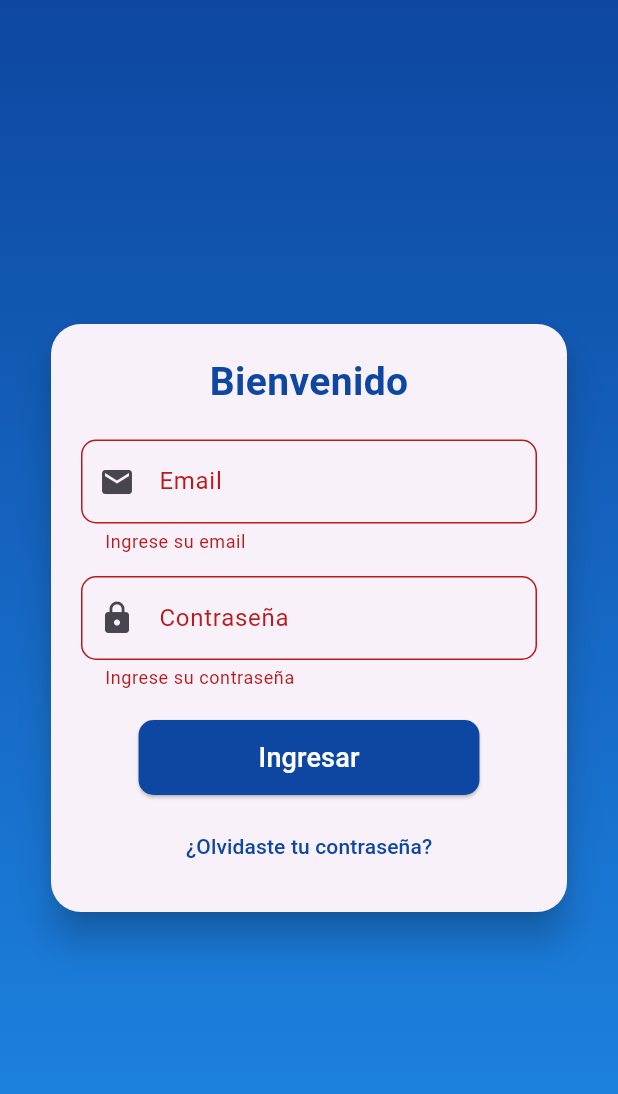
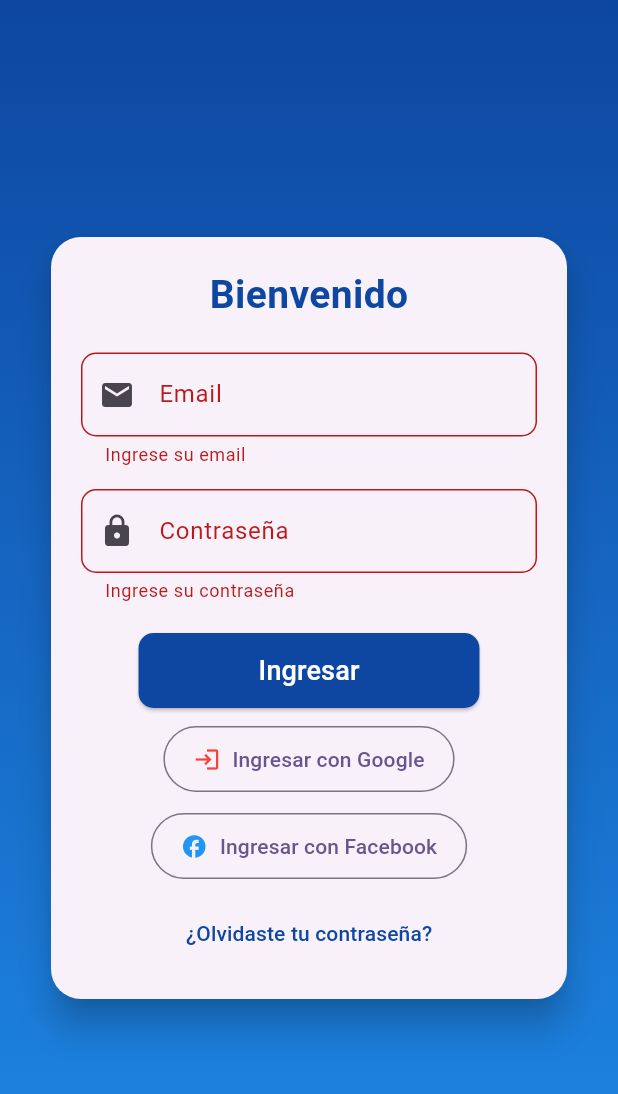
Before and after one commit to No-Country-simulation/equipo-c24-76-ft-mobile, a Flutter app: the LoginScreen screen opened by its route, after a tap on "Ingresar", on a phone screen of 412 x 824 dp. Shown: the top 1094 px of the screen. Run offline on Flutter 3.47's test engine with Material 3 defaults, Android fonts, the phone set to English and light mode, and no system bars; our stand-ins replace firebase_auth, google_sign_in, image_picker, permission_handler, supabase_flutter; missing offline and left inert: flutter_facebook_auth; accounts and stored records are empty.

```diff
--- a/mobile/analysis_options.yaml
+++ b/mobile/analysis_options.yaml
@@ -7,6 +7,9 @@
 
 # The following line activates a set of recommended lints for Flutter apps,
 # packages, and plugins designed to encourage good coding practices.
+analyzer:
+  errors:
+    unused_import: ignore ignore
 include: package:flutter_lints/flutter.yaml
 
 linter:
--- a/mobile/lib/screens/login_screen.dart
+++ b/mobile/lib/screens/login_screen.dart
@@ -1,4 +1,7 @@
 import 'package:flutter/material.dart';
+import 'package:supabase_flutter/supabase_flutter.dart';
+import 'package:provider/provider.dart';
+
 
 class LoginScreen extends StatefulWidget {
   @override
@@ -11,21 +14,53 @@ class _LoginScreenState extends State<LoginScreen> {
   bool _isLoading = false;
 
   final _formKey = GlobalKey<FormState>();
+  final supabase = Supabase.instance.client;
 
-  void _login() {
-    if (_formKey.currentState!.validate()) {
-      setState(() {
-        _isLoading = true;
-      });
+  /// 🔹 Iniciar sesión con email y contraseña
+  Future<void> _login() async {
+    if (!_formKey.currentState!.validate()) return;
 
-      Future.delayed(Duration(seconds: 2), () {
-        setState(() {
-          _isLoading = false;
-        });
+    setState(() => _isLoading = true);
 
+    try {
+      await supabase.auth.signInWithPassword(
+        email: _emailController.text.trim(),
+        password: _passwordController.text.trim(),
+      );
       Navigator.pushReplacementNamed(context, '/home');
-      });
+    } on AuthException catch (e) {
+      _showError(e.message);
+    } finally {
+      setState(() => _isLoading = false);
     }
+  }
+
+  /// 🔹 Iniciar sesión con Google
+  Future<void> _signInWithGoogle() async {
+  try {
+    await supabase.auth.signInWithOAuth('google' as OAuthProvider);
+    Navigator.pushReplacementNamed(context, '/home');
+  } on AuthException catch (e) {
+    _showError(e.message);
+  }
+}
+
+  /// 🔹 Iniciar sesión con Facebook
+  Future<void> _signInWithFacebook() async {
+  try {
+    await supabase.auth.signInWithOAuth('facebook' as OAuthProvider);
+    Navigator.pushReplacementNamed(context, '/home');
+  } on AuthException catch (e) {
+    _showError(e.message);
+  }
+}
+
+  /// 🔹 Mostrar errores
+  void _showError(String message) {
+    ScaffoldMessenger.of(context).showSnackBar(SnackBar(
+      content: Text(message, style: TextStyle(color: Colors.white)),
+      backgroundColor: Colors.red,
+    ));
   }
 
   @override
@@ -99,7 +134,9 @@ class _LoginScreenState extends State<LoginScreen> {
                         SizedBox(height: 20),
                         _isLoading
                             ? CircularProgressIndicator()
-                            : ElevatedButton(
+                            : Column(
+                                children: [
+                                  ElevatedButton(
                                     onPressed: _login,
                                     style: ElevatedButton.styleFrom(
                                       backgroundColor: Colors.blue.shade900,
@@ -116,6 +153,29 @@ class _LoginScreenState extends State<LoginScreen> {
                                         color: Colors.white,
                                       ),
                                     ),
+                                  ),
+                                  SizedBox(height: 10),
+                                  OutlinedButton.icon(
+                                    onPressed: _signInWithGoogle,
+                                    icon: Icon(Icons.login, color: Colors.red),
+                                    label: Text("Ingresar con Google"),
+                                    style: OutlinedButton.styleFrom(
+                                      padding: EdgeInsets.symmetric(
+                                          vertical: 12, horizontal: 20),
+                                    ),
+                                  ),
+                                  SizedBox(height: 10),
+                                  OutlinedButton.icon(
+                                    onPressed: _signInWithFacebook,
+                                    icon:
+                                        Icon(Icons.facebook, color: Colors.blue),
+                                    label: Text("Ingresar con Facebook"),
+                                    style: OutlinedButton.styleFrom(
+                                      padding: EdgeInsets.symmetric(
+                                          vertical: 12, horizontal: 20),
+                                    ),
+                                  ),
+                                ],
                               ),
                         SizedBox(height: 10),
                         TextButton(
--- a/mobile/pubspec.yaml
+++ b/mobile/pubspec.yaml
@@ -40,9 +40,11 @@ dependencies:
   firebase_storage: ^11.6.0
   google_sign_in: ^6.2.1
   flutter_facebook_auth: ^6.0.4
-  image_picker: ^1.0.7
-  supabase_flutter: ^2.8.3
+  image_picker: ^1.1.2
+  supabase_flutter: ^2.8.4
   intl: ^0.20.2
+  provider: ^6.1.2
+  permission_handler: ^11.4.0
 
 dev_dependencies:
   flutter_test:
```
Also changed, not shown: mobile/lib/main.dart (+15 -0 lines), mobile/pubspec.lock, 3 other files. Lines whose indentation alone changed are shown as unchanged.
